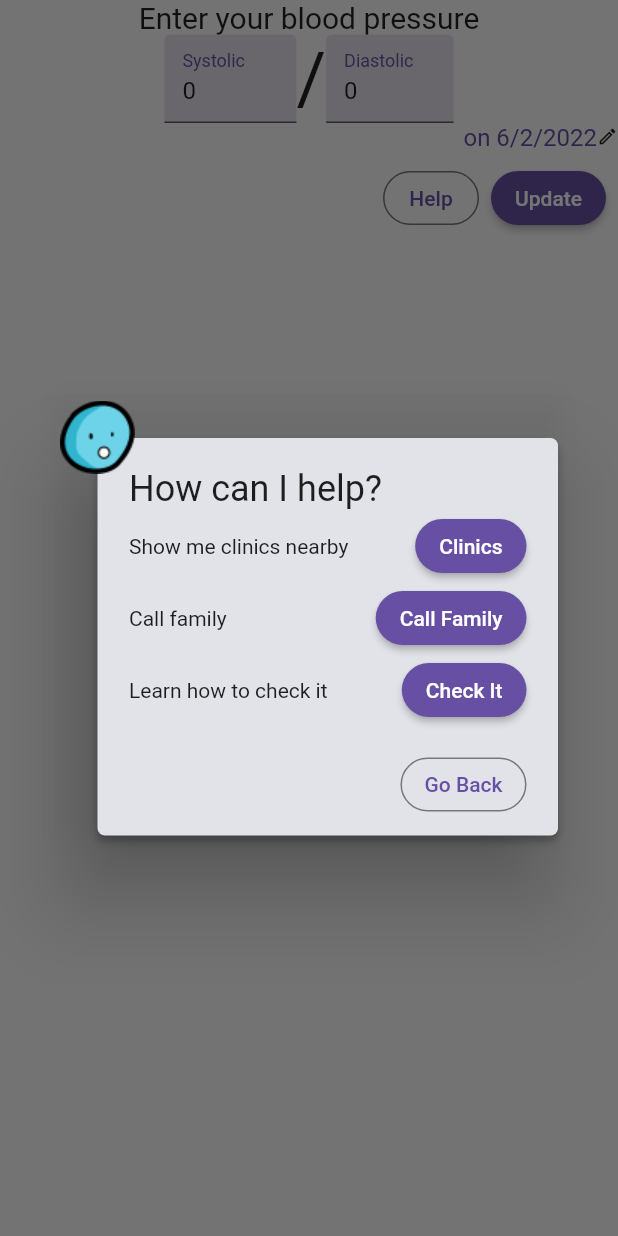
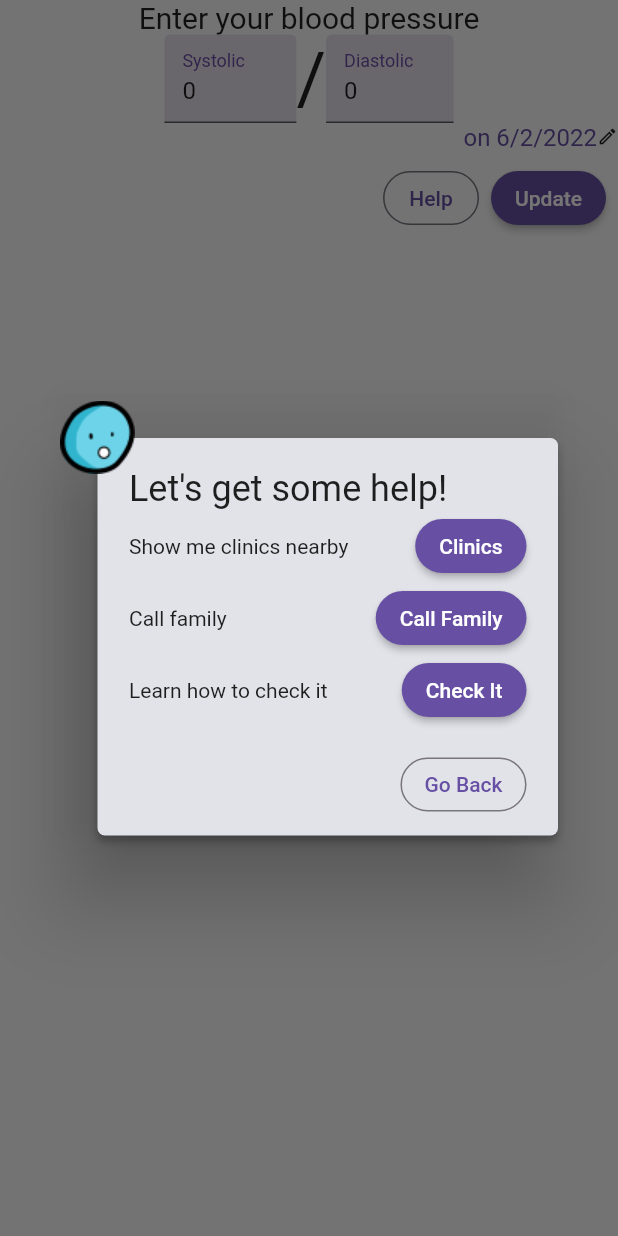
Before and after one commit to Open-Health-Manager/Rosie, a Flutter app: the BloodPressureEntry widget shown alone on an empty page, opened directly with empty values, after a tap on "Help", on a phone screen of 412 x 824 dp. Run offline on Flutter 3.47's test engine with Material 2 defaults, Android fonts, the phone set to English and light mode, and no system bars; our stand-ins replace google_fonts; missing offline and left inert: fhir; Roboto replaces fonts that are missing (Ubuntu).

Commit message:
Add "emergency" BP help dialog

```diff
--- a/lib/src/care_plan/blood_pressure/blood_pressure_entry.dart
+++ b/lib/src/care_plan/blood_pressure/blood_pressure_entry.dart
@@ -112,7 +112,10 @@ class _BloodPressureEntryState extends State<BloodPressureEntry> {
                     return const RosieDialog(
                       expression: RosieExpression.surprised,
                       children: [
-                        BloodPressureHelp()
+                        // For right now, this is never an "emergency" when
+                        // showing the help, that's only ever accessed via the
+                        // main page
+                        BloodPressureHelp(emergency: false)
                       ]
                     );
                   }
--- a/lib/src/care_plan/blood_pressure/blood_pressure_help.dart
+++ b/lib/src/care_plan/blood_pressure/blood_pressure_help.dart
@@ -16,15 +16,33 @@ import 'package:flutter/material.dart';
 import '../../rosie_theme.dart';
 
 class BloodPressureHelp extends StatelessWidget {
-  const BloodPressureHelp({Key? key}) : super(key: key);
+  const BloodPressureHelp({Key? key, required this.emergency}) : super(key: key);
+
+  final bool emergency;
 
   @override
   Widget build(BuildContext context) {
-    final textStyle = RosieTheme.font(fontSize: 14);
     return Column(
       crossAxisAlignment: CrossAxisAlignment.stretch,
       children: <Widget>[
-        Text("How can I help?", style: RosieTheme.font(fontSize: 24)),
+        Text(emergency ? "How can I help?" : "Let's get some help!", style: RosieTheme.font(fontSize: 24)),
+        ..._createActionButtons(context),
+        const SizedBox(height: 15),
+        _createButtonBar(context)
+      ]
+    );
+  }
+
+  List<Widget> _createActionButtons(BuildContext context) {
+    if (emergency) {
+      return <Widget>[
+        ElevatedButton(child: const Text("Find an emergency room near you"), onPressed: () { }),
+        ElevatedButton(child: const Text("Call your emegency contact"), onPressed: () { }),
+        ElevatedButton(child: const Text("Call 911"), onPressed: () { })
+      ];
+    } else {
+      final textStyle = RosieTheme.font(fontSize: 14);
+      return <Widget>[
         Row(
           mainAxisAlignment: MainAxisAlignment.center,
           children: <Widget>[
@@ -45,16 +63,33 @@ class BloodPressureHelp extends StatelessWidget {
             Expanded(child: Text("Learn how to check it", style: textStyle)),
             ElevatedButton(child: const Text("Check It"), onPressed: () { })
           ]
-        ),
-        const SizedBox(height: 15),
-        Align(
-          alignment: AlignmentDirectional.centerEnd,
-          child: OutlinedButton(
-            child: const Text("Go Back"),
-            onPressed: () { Navigator.of(context).pop(); },
-          )
         )
-      ]
+      ];
+    }
+  }
+
+  Widget _createButtonBar(BuildContext context) {
+    // Go back button is always the same
+    final goBack = OutlinedButton(
+      child: const Text("Go Back"),
+      onPressed: () { Navigator.of(context).pop(); },
     );
+    if (emergency) {
+      return Wrap(
+        crossAxisAlignment: WrapCrossAlignment.end,
+        children: <Widget>[
+          OutlinedButton(
+            child: const Text("Why is this an emergency?"),
+            onPressed: () { }
+          ),
+          goBack
+        ]
+      );
+    } else {
+      return Align(
+        alignment: AlignmentDirectional.centerEnd,
+        child: goBack
+      );
+    }
   }
 }
```
Also changed, not shown: lib/src/care_plan/blood_pressure/blood_pressure_chart.dart (+31 -1 lines).
